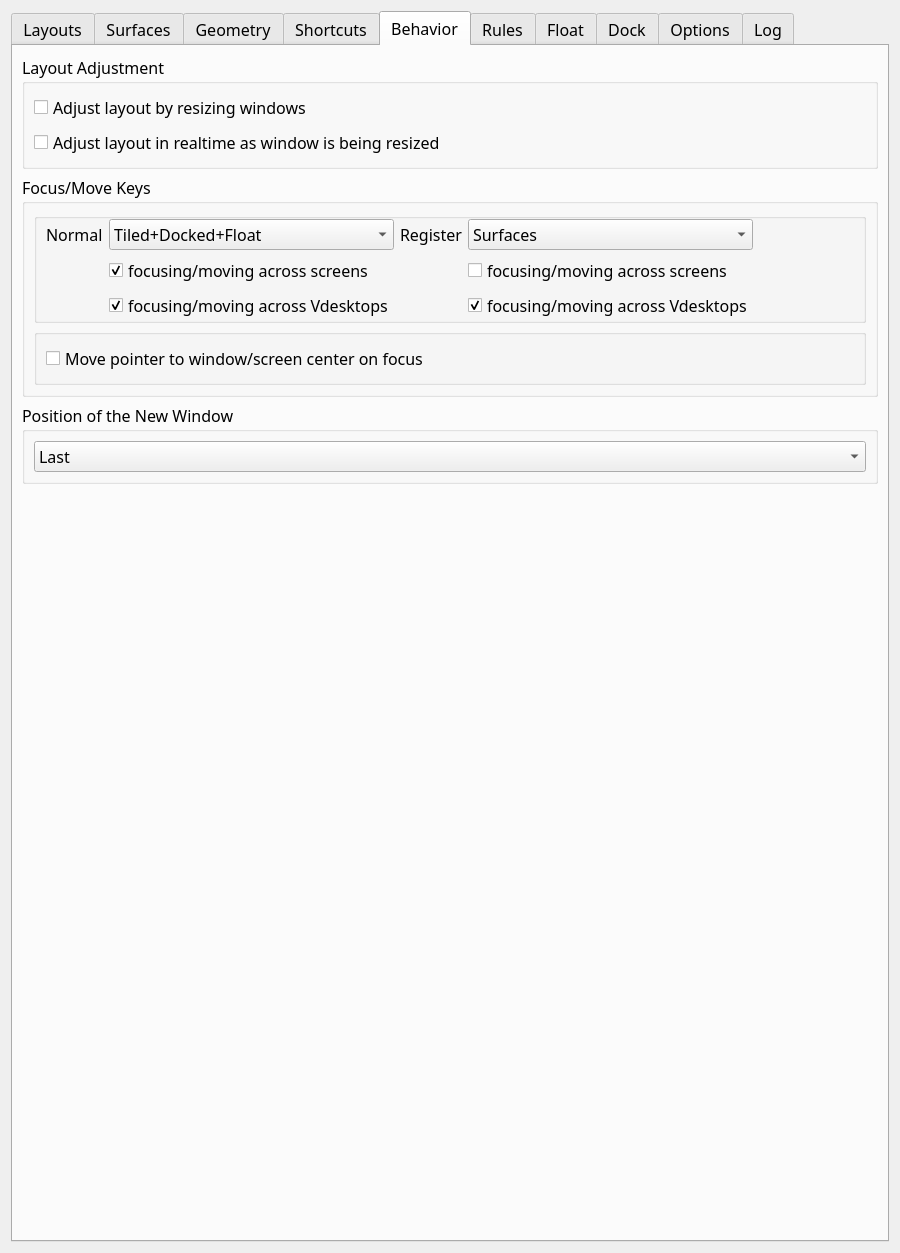
This is res/config.ui in AndyEveritt/Krohnkite as Qt 5 draws it before an edit. The edited form follows.
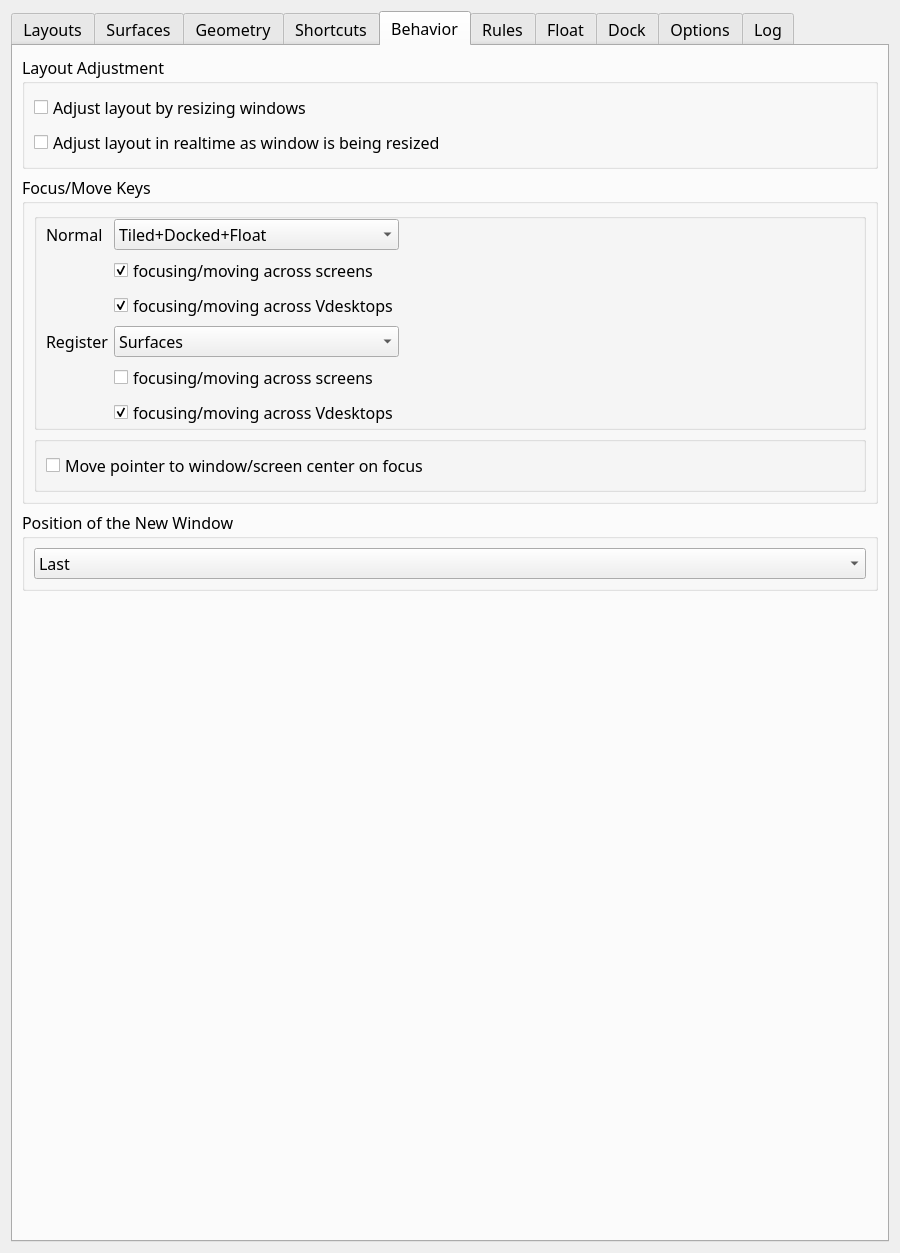
This is the edited form. The open tabs and pages were chosen to show the change. Icons and pictures are not drawn. Custom widgets are drawn as their Qt base class.

Commit message:
fix(config-ui): stack Meta focus/move settings under Normal
The Normal and Meta focus/move blocks were placed in separate QGridLayout columns in the Behavior tab, so their minimum widths added up. Long Russian labels made the configuration dialog ~1450 px wide.

Move the Meta block below the Normal one and use a single control column. The Russian dialog is now ~900 px wide, and Chinese ~600 px.

The edit to the form file:
```diff
--- a/res/config.ui
+++ b/res/config.ui
@@ -4446,7 +4446,7 @@
                </property>
               </widget>
              </item>
-             <item row="0" column="2">
+             <item row="3" column="0">
               <widget class="QLabel" name="label_63">
                <property name="text">
                 <string>Register</string>
@@ -4456,7 +4456,7 @@
                </property>
               </widget>
              </item>
-             <item row="1" column="4">
+             <item row="4" column="1">
               <widget class="QCheckBox" name="kcfg_focusMoveScreensMeta">
                <property name="text">
                 <string>focusing/moving across screens</string>
@@ -4466,7 +4466,7 @@
                </property>
               </widget>
              </item>
-             <item row="2" column="4">
+             <item row="5" column="1">
               <widget class="QCheckBox" name="kcfg_focusMoveVDesktopsMeta">
                <property name="text">
                 <string>focusing/moving across Vdesktops</string>
@@ -4535,7 +4535,7 @@
                </item>
               </widget>
              </item>
-             <item row="0" column="4">
+             <item row="3" column="1">
               <widget class="QComboBox" name="kcfg_focusMeta">
                <property name="toolTip">
                 <string>&lt;html&gt;&lt;head/&gt;&lt;body&gt;&lt;p&gt;What types of window can be focused/moved using Krohnkite's focus/move keys in meta Mode. &lt;/p&gt;&lt;p&gt;Meta shortcuts: &lt;span style=&quot; font-weight:700;&quot;&gt;MetaFocusLeft&lt;/span&gt;, &lt;span style=&quot; font-weight:700;&quot;&gt;MetaFocusRight&lt;/span&gt;, &lt;span style=&quot; font-weight:700;&quot;&gt;MetaFocusUp&lt;/span&gt;, &lt;span style=&quot; font-weight:700;&quot;&gt;MetaFocusDown&lt;/span&gt;&lt;/p&gt;&lt;p&gt;These Meta Shortcuts have configured on the same Focus keys. Can be overridden in Krohnkite Meta Mode configuration settings (see wiki).&lt;/p&gt;&lt;p&gt;&lt;span style=&quot; font-weight:700;&quot;&gt;Special : focus up - &lt;/span&gt;walk on screens. &lt;span style=&quot; font-weight:700;&quot;&gt;focus down - &lt;/span&gt;walk on all the windows, even those that are not managed and registered by Krohnkite. &lt;span style=&quot; font-weight:700;&quot;&gt;focus left/right - &lt;/span&gt;walk on Virtual Desktops.&lt;/p&gt;&lt;/body&gt;&lt;/html&gt;</string>
@@ -4590,7 +4590,7 @@
                </item>
               </widget>
              </item>
-             <item row="0" column="5">
+             <item row="0" column="2">
               <spacer name="horizontalSpacer_24">
                <property name="orientation">
                 <enum>Qt::Orientation::Horizontal</enum>
```
